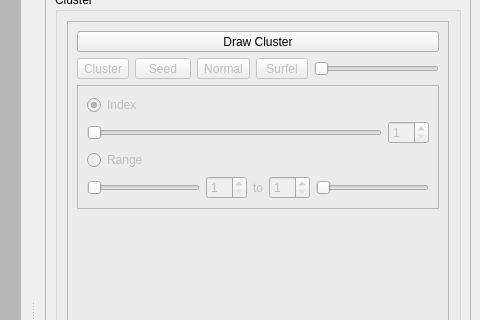
The window that lodpbr/Qt/UI/lodpbr.ui (duststorm/lodpbr) describes before a commit, drawn with Qt 5; both pictures show x 580 to 1060 and y 94 to 414 of the 1060 by 782 pixel window.
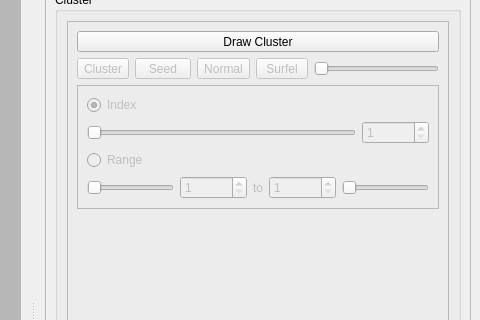
The same window after the commit.

Commit message: trovão .... !!

The edit to the form file:
```diff
--- a/lodpbr/Qt/UI/lodpbr.ui
+++ b/lodpbr/Qt/UI/lodpbr.ui
@@ -9,7 +9,7 @@
    <rect>
     <x>0</x>
     <y>0</y>
-    <width>1014</width>
+    <width>1060</width>
     <height>782</height>
    </rect>
   </property>
@@ -280,7 +280,7 @@
                       <number>1</number>
                      </property>
                      <property name="maximum">
-                      <number>10</number>
+                      <number>999999999</number>
                      </property>
                     </widget>
                    </item>
@@ -320,7 +320,7 @@
                       <number>1</number>
                      </property>
                      <property name="maximum">
-                      <number>10</number>
+                      <number>9999999</number>
                      </property>
                     </widget>
                    </item>
@@ -367,7 +367,7 @@
                       <number>1</number>
                      </property>
                      <property name="maximum">
-                      <number>10</number>
+                      <number>9999999</number>
                      </property>
                     </widget>
                    </item>
```
Left out of the diff: 2 changed lines with no effect on the pictures. The commit also changes 2 other files.
